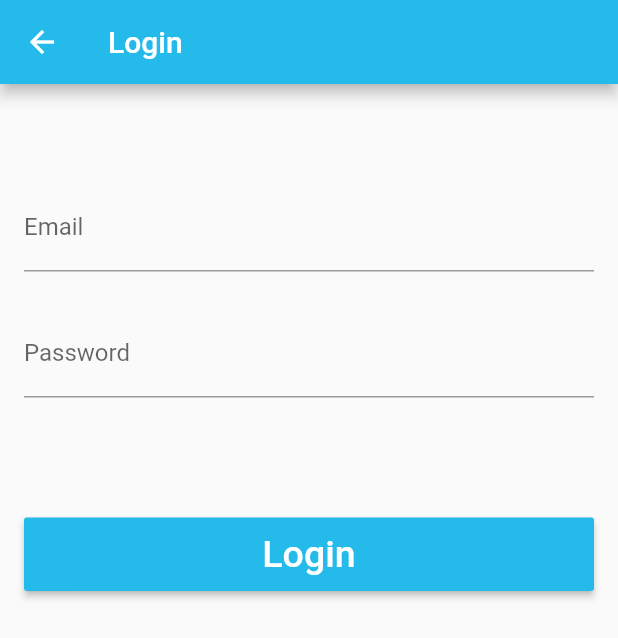
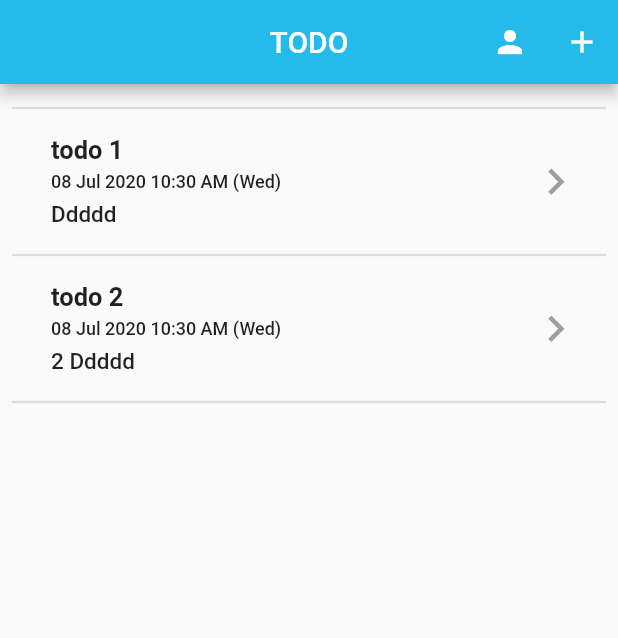
Before and after one commit to voyage11/flutter_todo, a Flutter app: the LoginScreen screen opened by its route, after a tap on "Login", on a phone screen of 412 x 824 dp. Shown: the top 638 px of the screen. Run offline on Flutter 3.47's test engine with Material 2 defaults, Android fonts, the phone set to English and light mode, and no system bars; missing offline and left inert: edge_alert.

Commit message:
- Added the basic UIs.

```diff
--- /dev/null
+++ b/lib/components/todo_list_item.dart
@@ -0,0 +1,65 @@
+import 'package:flutter/material.dart';
+import 'package:fluttertodo/models/TodoItem.dart';
+import 'package:intl/intl.dart';
+
+class TodoListItem extends StatelessWidget {
+  final TodoItem item;
+  final int index;
+  final Function onPressed;
+  TodoListItem({this.index, this.item, this.onPressed});
+
+  @override
+  Widget build(BuildContext context) {
+    return FlatButton(
+      onPressed: onPressed,
+      child: Row(
+        mainAxisAlignment: MainAxisAlignment.end,
+        children: <Widget>[
+          Expanded(
+            flex: 9,
+            child: Padding(
+              padding: const EdgeInsets.all(10.0),
+              child: Column(
+                crossAxisAlignment: CrossAxisAlignment.start,
+                children: <Widget>[
+                  Text(
+                    item.title,
+                    style: TextStyle(
+                      fontSize: 17,
+                      fontWeight: FontWeight.bold,
+                    ),
+                  ),
+                  SizedBox(
+                    height: 4,
+                  ),
+                  Text(
+                    DateFormat('dd MMM yyyy hh:mm a (E)').format(item.date),
+                    style: TextStyle(fontSize: 12),
+                  ),
+                  SizedBox(
+                    height: 6,
+                  ),
+                  Text(
+                    item.description,
+                    style: TextStyle(fontSize: 15),
+                  ),
+                ],
+              ),
+            ),
+          ),
+          Expanded(
+            flex: 1,
+            child: Align(
+              alignment: Alignment.centerRight,
+              child: Icon(
+                Icons.keyboard_arrow_right,
+                size: 35,
+                color: Colors.grey,
+              ),
+            ),
+          ),
+        ],
+      ),
+    );
+  }
+}
--- /dev/null
+++ b/lib/models/TodoItem.dart
@@ -0,0 +1,8 @@
+class TodoItem {
+  String title;
+  String description;
+  DateTime date;
+  String uid;
+  String id;
+  TodoItem({this.title, this.description, this.date, this.uid, this.id});
+}
--- /dev/null
+++ b/lib/models/user.dart
@@ -0,0 +1,16 @@
+class User {
+  String email;
+  String uid;
+  String name;
+
+  User({this.email = "", this.uid = "", this.name = ""});
+
+  void setEmailUid(String email, String uid) {
+    this.email = email;
+    this.uid = uid;
+  }
+
+  void setName(String name) {
+    this.name = name;
+  }
+}
--- a/lib/screens/login_screen.dart
+++ b/lib/screens/login_screen.dart
@@ -2,6 +2,7 @@ import 'package:flutter/material.dart';
 import 'package:fluttertodo/constants.dart';
 import 'package:fluttertodo/components/main_button.dart';
 import 'package:fluttertodo/mixins/app_message.dart';
+import 'package:fluttertodo/screens/todo_screen.dart';
 
 class LoginScreen extends StatefulWidget with AppMessage {
   static const String id = 'login_screen';
@@ -13,6 +14,13 @@ class _LoginScreenState extends State<LoginScreen> {
   final FocusNode _passwordNode = FocusNode();
   final TextEditingController _emailController = TextEditingController();
   final TextEditingController _passwordController = TextEditingController();
+
+  @override
+  void dispose() {
+    // TODO: implement dispose
+    print('LoginScreen dispose');
+    super.dispose();
+  }
 
   @override
   Widget build(BuildContext context) {
@@ -71,13 +79,15 @@ class _LoginScreenState extends State<LoginScreen> {
   }
 
   void login() {
-    print('Email: ${_emailController.text}');
+    print('login Email: ${_emailController.text}');
     print('Password: ${_passwordController.text}');
-//    AppMessage.show(
-//      context: context,
-//      title: 'Error',
-//      description: 'This is error.',
-//      type: MessageType.error,
-//    );
+//    Provider.of<UserData>(context, listen: false)
+//        .currentUser
+//        .setEmailUid('email', 'uid');
+
+    Navigator.of(context).pushAndRemoveUntil(
+      MaterialPageRoute(builder: (context) => TodoScreen()),
+      (route) => false,
+    );
   }
 }
--- /dev/null
+++ b/lib/screens/todo_screen.dart
@@ -0,0 +1,90 @@
+import 'package:flutter/cupertino.dart';
+import 'package:flutter/material.dart';
+import 'package:fluttertodo/components/todo_list_item.dart';
+import 'package:fluttertodo/constants.dart';
+import 'package:fluttertodo/models/TodoItem.dart';
+import 'package:fluttertodo/screens/add_todo_screen.dart';
+import 'package:fluttertodo/screens/profile_screen.dart';
+import 'package:fluttertodo/screens/todo_details_screen.dart';
+
+class TodoScreen extends StatefulWidget {
+  static const String id = 'todo_screen';
+  @override
+  _TodoScreenState createState() => _TodoScreenState();
+}
+
+class _TodoScreenState extends State<TodoScreen> {
+  List<TodoItem> todoItems = List<TodoItem>();
+
+  @override
+  void dispose() {
+    print('TodoScreen dispose');
+    super.dispose();
+  }
+
+  @override
+  void initState() {
+    super.initState();
+    todoItems.add(TodoItem(
+        title: 'todo 1',
+        description: 'Ddddd',
+        date: DateTime.now(),
+        uid: '1',
+        id: '1'));
+    todoItems.add(TodoItem(
+        title: 'todo 2',
+        description: '2 Ddddd',
+        date: DateTime.now(),
+        uid: '2',
+        id: '2'));
+  }
+
+  @override
+  Widget build(BuildContext context) {
+    return Scaffold(
+      appBar: AppBar(
+        backgroundColor: kMainBlueColor,
+        title: Text('TODO'),
+        centerTitle: true,
+        actions: <Widget>[
+          IconButton(
+            icon: Icon(Icons.person),
+            onPressed: () {
+              Navigator.pushNamed(context, ProfileScreen.id);
+            },
+          ),
+          IconButton(
+            icon: Icon(Icons.add),
+            onPressed: () {
+              Navigator.pushNamed(context, AddTodoScreen.id);
+            },
+          )
+        ],
+      ),
+      body: returnListView(),
+    );
+  }
+
+  Widget returnListView() {
+    return ListView.separated(
+      padding: const EdgeInsets.all(8),
+      itemCount: todoItems.length + 2,
+      itemBuilder: (BuildContext context, int index) {
+        if (index == 0 || index == todoItems.length + 1) {
+          return Container(); // zero height: not visible
+        }
+        return TodoListItem(
+          index: index,
+          item: todoItems[index - 1],
+          onPressed: () {
+            print('pressed: $index');
+            Navigator.pushNamed(context, TodoDetailsScreen.id);
+          },
+        );
+      },
+      separatorBuilder: (BuildContext context, int index) => const Divider(
+        thickness: 1.5,
+      ),
+    );
+  }
+}
--- a/lib/screens/welcome_screen.dart
+++ b/lib/screens/welcome_screen.dart
@@ -1,5 +1,4 @@
 import 'package:flutter/material.dart';
-//import 'package:flutter/rendering.dart';
 import 'package:fluttertodo/constants.dart';
 import 'package:fluttertodo/components/main_button.dart';
 import 'package:fluttertodo/screens/login_screen.dart';
@@ -12,6 +11,12 @@ class WelcomeScreen extends StatefulWidget {
 }
 
 class _WelcomeScreenState extends State<WelcomeScreen> {
+  @override
+  void dispose() {
+    print('WelcomeScreen dispose');
+    super.dispose();
+  }
+
   @override
   Widget build(BuildContext context) {
     return Scaffold(
@@ -49,7 +54,7 @@ class _WelcomeScreenState extends State<WelcomeScreen> {
                   height: 10,
                 ),
                 MainButton(
-                  title: 'Signup',
+                  title: 'SignUp',
                   onPressed: () {
                     Navigator.pushNamed(context, SignupScreen.id);
                   },
--- a/pubspec.yaml
+++ b/pubspec.yaml
@@ -16,6 +16,8 @@ dependencies:
   cupertino_icons: ^0.1.3
   status_alert: ^0.1.2
   edge_alert: ^0.0.1
+  provider: ^4.1.3+1
+  intl: ^0.16.1
 
 dev_dependencies:
   flutter_test:
```
Also changed, not shown: lib/main.dart (+14 -1 lines), lib/models/user_data.dart (added, +17 -0 lines), lib/screens/add_todo_screen.dart (added, +23 -0 lines), lib/screens/profile_screen.dart (added, +23 -0 lines), lib/screens/signup_screen.dart (+14 -2 lines), lib/screens/todo_details_screen.dart (added, +23 -0 lines), pubspec.lock.
